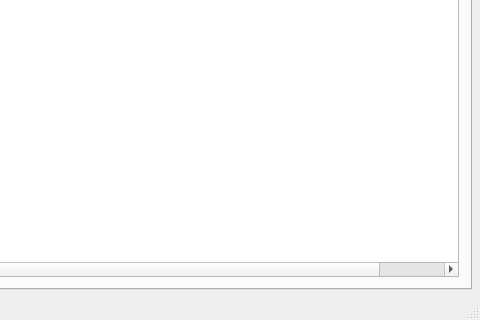
Before: the Qt Designer form Forms/Main_Window.ui in Graveflo/BDO_Enhancement_Tool, drawn with Qt 5; both pictures show x 644 to 1124 and y 415 to 735 of the 1124 by 735 pixel window.
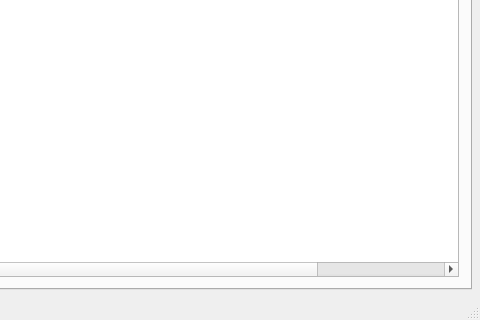
After: the same form once the commit is applied. The open tabs and pages were chosen to show the change. Icons and pictures are not drawn. Custom widgets are drawn as their Qt base class.

```diff
--- a/Forms/Main_Window.ui
+++ b/Forms/Main_Window.ui
@@ -862,6 +862,11 @@
                 <string>Strat</string>
                </property>
               </column>
+              <column>
+               <property name="text">
+                <string>Cost</string>
+               </property>
+              </column>
              </widget>
             </item>
            </layout>
@@ -1605,6 +1610,11 @@
    <extends>QTreeWidget</extends>
    <header>BDO_Enhancement_Tool.Widgets.tableGenome</header>
   </customwidget>
+  <customwidget>
+   <class>TableFSCost_Secondary</class>
+   <extends>QTableWidget</extends>
+   <header>BDO_Enhancement_Tool.Widgets.tableFS_Cost_Secondary</header>
+  </customwidget>
  </customwidgets>
  <resources/>
  <connections/>
```
Left out of the diff: 8 changed lines with no effect on the pictures.
